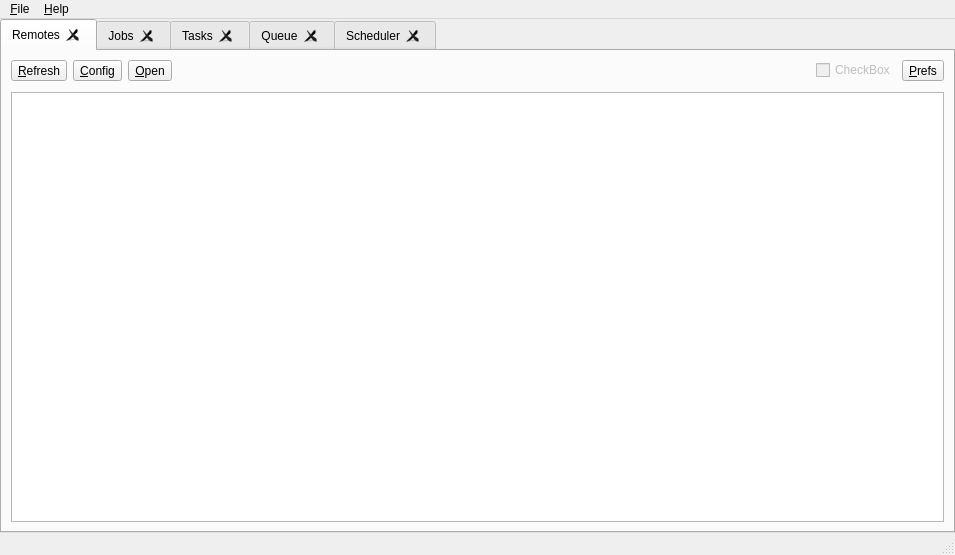
krispykiq/RcloneBrowser-1, file src/main_window.ui: the form before one commit.
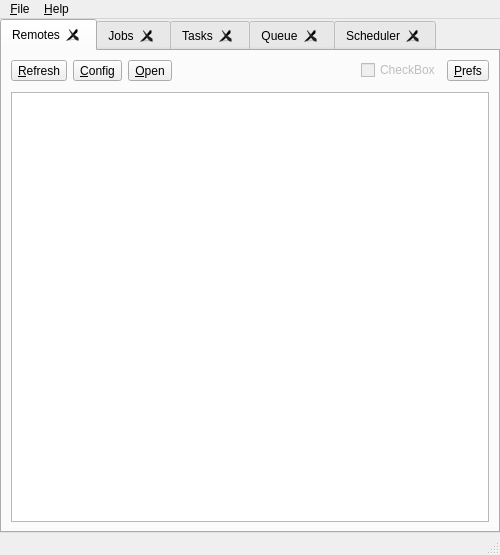
The form after the commit.

Commit message: try diff width

What changed in the file:
```diff
--- a/src/main_window.ui
+++ b/src/main_window.ui
@@ -6,7 +6,7 @@
    <rect>
     <x>0</x>
     <y>0</y>
-    <width>955</width>
+    <width>500</width>
     <height>555</height>
    </rect>
   </property>
```
The commit also changes 1 other file.
